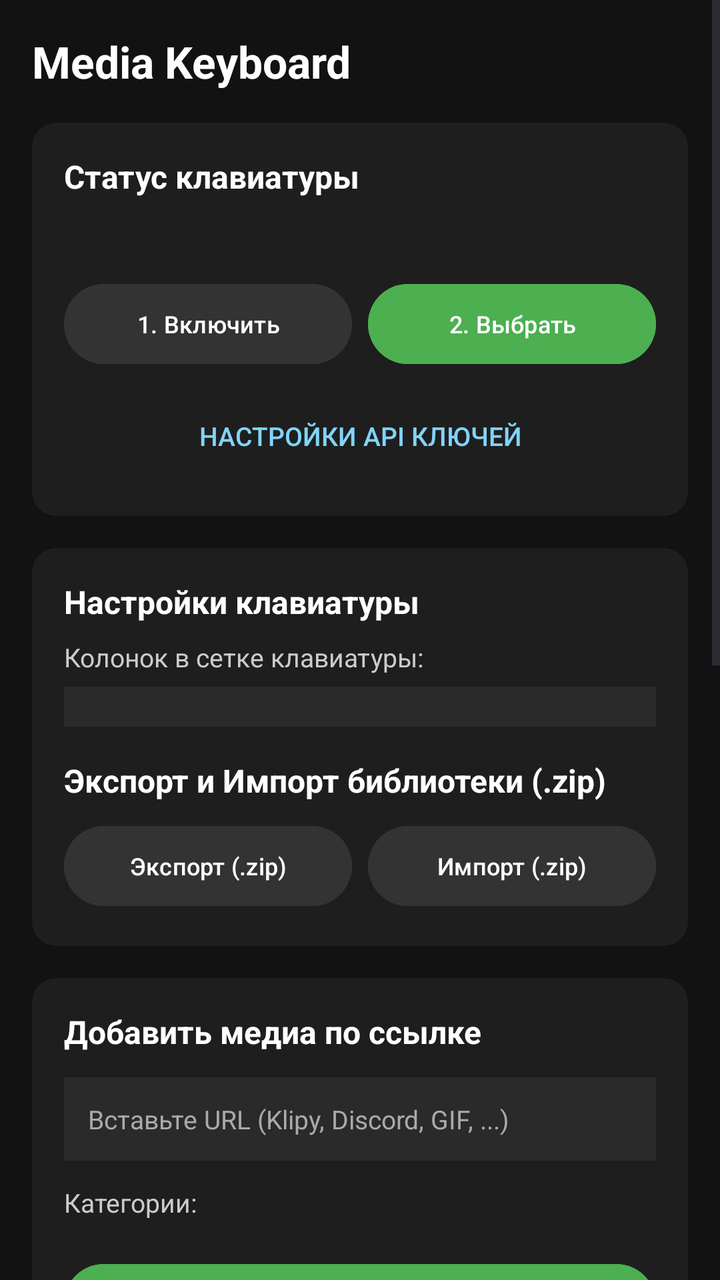
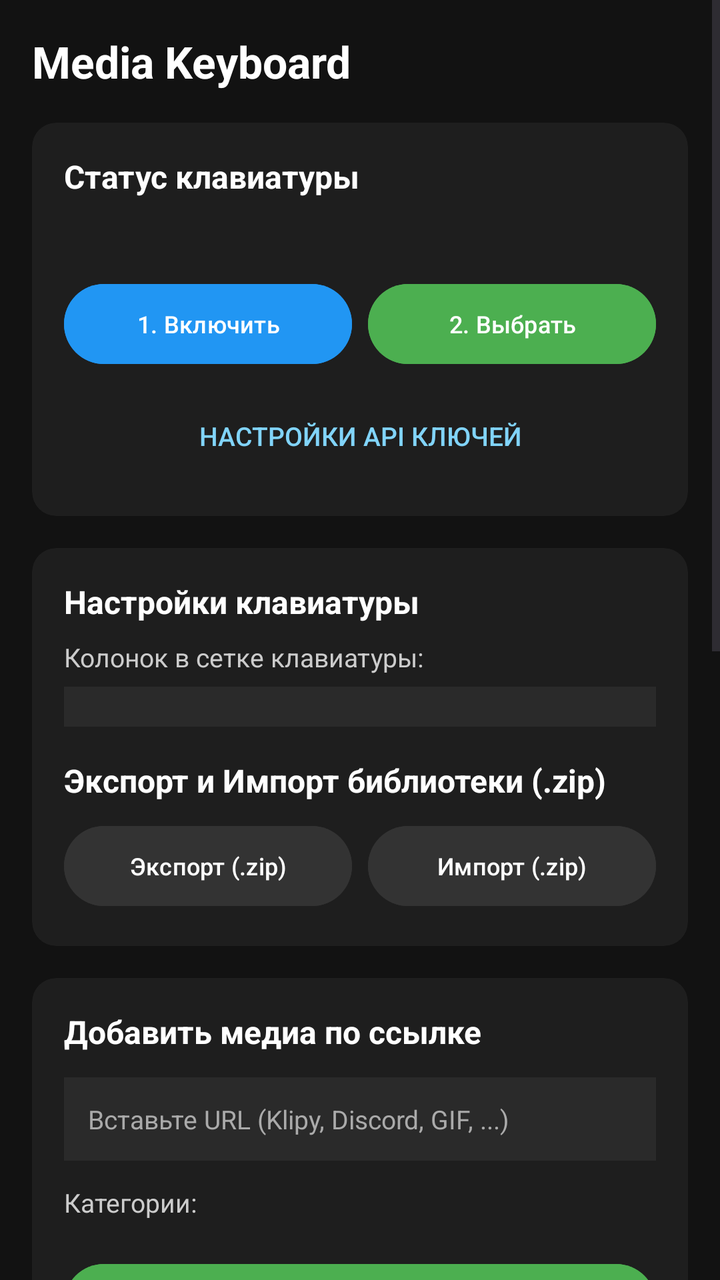

Two renders of the same Android screen: before a commit and after it. Below are the layout's source before the change and the commit's diff.
<!-- AndroidManifest.xml: application theme Theme.MediaKeyboard -->
<!-- res/layout/activity_main.xml -->
<?xml version="1.0" encoding="utf-8"?>
<ScrollView xmlns:android="http://schemas.android.com/apk/res/android"
    xmlns:app="http://schemas.android.com/apk/res-auto"
    android:layout_width="match_parent"
    android:layout_height="match_parent"
    android:background="#FF121212"
    android:fillViewport="true">

    <LinearLayout
        android:layout_width="match_parent"
        android:layout_height="wrap_content"
        android:orientation="vertical"
        android:padding="16dp">

        
        <TextView
            android:layout_width="wrap_content"
            android:layout_height="wrap_content"
            android:text="Media Keyboard"
            android:textColor="#FFFFFFFF"
            android:textSize="22sp"
            android:textStyle="bold"
            android:layout_marginBottom="16dp" />

        
        <com.google.android.material.card.MaterialCardView
            android:layout_width="match_parent"
            android:layout_height="wrap_content"
            android:layout_marginBottom="16dp"
            app:cardBackgroundColor="#FF1E1E1E"
            app:cardCornerRadius="12dp"
            app:strokeWidth="0dp">

            <LinearLayout
                android:layout_width="match_parent"
                android:layout_height="wrap_content"
                android:orientation="vertical"
                android:padding="16dp">

                <TextView
                    android:layout_width="wrap_content"
                    android:layout_height="wrap_content"
                    android:text="Статус клавиатуры"
                    android:textColor="#FFFFFFFF"
                    android:textSize="16sp"
                    android:textStyle="bold"
                    android:layout_marginBottom="8dp" />

                <TextView
                    android:id="@+id/statusText"
                    android:layout_width="wrap_content"
                    android:layout_height="wrap_content"
                    android:textColor="#FFCCCCCC"
                    android:textSize="14sp"
                    android:layout_marginBottom="12dp" />

                <LinearLayout
                    android:layout_width="match_parent"
                    android:layout_height="wrap_content"
                    android:orientation="horizontal">

                    <Button
                        android:id="@+id/btnEnable"
                        android:layout_width="0dp"
                        android:layout_height="wrap_content"
                        android:layout_weight="1"
                        android:text="1. Включить"
                        android:textSize="12sp"
                        android:backgroundTint="#FF333333" />

                    <Button
                        android:id="@+id/btnPick"
                        android:layout_width="0dp"
                        android:layout_height="wrap_content"
                        android:layout_weight="1"
                        android:layout_marginStart="8dp"
                        android:text="2. Выбрать"
                        android:textSize="12sp"
                        android:backgroundTint="#FF4CAF50" />
                </LinearLayout>

                <Button
                    android:id="@+id/btnOpenSettings"
                    style="?android:attr/borderlessButtonStyle"
                    android:layout_width="match_parent"
                    android:layout_height="wrap_content"
                    android:layout_marginTop="8dp"
                    android:text="Настройки API ключей"
                    android:textColor="#FF81D4FA"
                    android:textSize="13sp" />

            </LinearLayout>
        </com.google.android.material.card.MaterialCardView>

        
        <com.google.android.material.card.MaterialCardView
            android:layout_width="match_parent"
            android:layout_height="wrap_content"
            android:layout_marginBottom="16dp"
            app:cardBackgroundColor="#FF1E1E1E"
            app:cardCornerRadius="12dp"
            app:strokeWidth="0dp">

            <LinearLayout
                android:layout_width="match_parent"
                android:layout_height="wrap_content"
                android:orientation="vertical"
                android:padding="16dp">

                <TextView
                    android:layout_width="wrap_content"
                    android:layout_height="wrap_content"
                    android:text="Настройки клавиатуры"
                    android:textColor="#FFFFFFFF"
                    android:textSize="16sp"
                    android:textStyle="bold"
                    android:layout_marginBottom="8dp" />

                <TextView
                    android:layout_width="wrap_content"
                    android:layout_height="wrap_content"
                    android:text="Колонок в сетке клавиатуры:"
                    android:textColor="#FFCCCCCC"
                    android:textSize="13sp"
                    android:layout_marginBottom="6dp" />

                <Spinner
                    android:id="@+id/spinnerColumns"
                    android:layout_width="match_parent"
                    android:layout_height="wrap_content"
                    android:background="#FF2A2A2A"
                    android:padding="10dp"
                    android:layout_marginBottom="16dp" />

                <TextView
                    android:layout_width="wrap_content"
                    android:layout_height="wrap_content"
                    android:text="Экспорт и Импорт библиотеки (.zip)"
                    android:textColor="#FFFFFFFF"
                    android:textSize="16sp"
                    android:textStyle="bold"
                    android:layout_marginBottom="8dp" />

                <LinearLayout
                    android:layout_width="match_parent"
                    android:layout_height="wrap_content"
                    android:orientation="horizontal">

                    <Button
                        android:id="@+id/btnExportLibrary"
                        android:layout_width="0dp"
                        android:layout_height="wrap_content"
                        android:layout_weight="1"
                        android:text="Экспорт (.zip)"
                        android:textSize="12sp"
                        android:backgroundTint="#FF333333" />

                    <Button
                        android:id="@+id/btnImportLibrary"
                        android:layout_width="0dp"
                        android:layout_height="wrap_content"
                        android:layout_weight="1"
                        android:layout_marginStart="8dp"
                        android:text="Импорт (.zip)"
                        android:textSize="12sp"
                        android:backgroundTint="#FF333333" />
                </LinearLayout>

            </LinearLayout>
        </com.google.android.material.card.MaterialCardView>

        
        <com.google.android.material.card.MaterialCardView
            android:layout_width="match_parent"
            android:layout_height="wrap_content"
            android:layout_marginBottom="16dp"
            app:cardBackgroundColor="#FF1E1E1E"
            app:cardCornerRadius="12dp"
            app:strokeWidth="0dp">

            <LinearLayout
                android:layout_width="match_parent"
                android:layout_height="wrap_content"
                android:orientation="vertical"
                android:padding="16dp">

                <TextView
                    android:layout_width="wrap_content"
                    android:layout_height="wrap_content"
                    android:text="Добавить медиа по ссылке"
                    android:textColor="#FFFFFFFF"
                    android:textSize="16sp"
                    android:textStyle="bold"
                    android:layout_marginBottom="12dp" />

                <EditText
                    android:id="@+id/inputMainUrl"
                    android:layout_width="match_parent"
                    android:layout_height="wrap_content"
                    android:hint="Вставьте URL (Klipy, Discord, GIF, ...)"
                    android:textColorHint="#FFAAAAAA"
                    android:textColor="#FFFFFFFF"
                    android:background="#FF2A2A2A"
                    android:padding="12dp"
                    android:textSize="13sp"
                    android:inputType="textUri" />

                <TextView
                    android:layout_width="wrap_content"
                    android:layout_height="wrap_content"
                    android:text="Категории:"
                    android:textColor="#FFCCCCCC"
                    android:textSize="13sp"
                    android:layout_marginTop="12dp"
                    android:layout_marginBottom="6dp" />

                <LinearLayout
                    android:id="@+id/mainCategoriesContainer"
                    android:layout_width="match_parent"
                    android:layout_height="wrap_content"
                    android:orientation="vertical" />

                <Button
                    android:id="@+id/btnAddMainMedia"
                    android:layout_width="match_parent"
                    android:layout_height="wrap_content"
                    android:layout_marginTop="12dp"
                    android:text="Сохранить в медиатеку"
                    android:backgroundTint="#FF4CAF50"
                    android:textColor="#FFFFFFFF" />

            </LinearLayout>
        </com.google.android.material.card.MaterialCardView>

        
        <com.google.android.material.card.MaterialCardView
            android:layout_width="match_parent"
            android:layout_height="wrap_content"
            android:layout_marginBottom="16dp"
            app:cardBackgroundColor="#FF1E1E1E"
            app:cardCornerRadius="12dp"
            app:strokeWidth="0dp">

            <LinearLayout
                android:layout_width="match_parent"
                android:layout_height="wrap_content"
                android:orientation="vertical"
                android:padding="16dp">

                <TextView
                    android:layout_width="wrap_content"
                    android:layout_height="wrap_content"
                    android:text="Категории"
                    android:textColor="#FFFFFFFF"
                    android:textSize="16sp"
                    android:textStyle="bold"
                    android:layout_marginBottom="12dp" />

                <LinearLayout
                    android:layout_width="match_parent"
                    android:layout_height="wrap_content"
                    android:orientation="horizontal">

                    <EditText
                        android:id="@+id/inputMainCategoryName"
                        android:layout_width="0dp"
                        android:layout_height="wrap_content"
                        android:layout_weight="1"
                        android:hint="Имя новой категории"
                        android:textColorHint="#FFAAAAAA"
                        android:textColor="#FFFFFFFF"
                        android:background="#FF2A2A2A"
                        android:padding="12dp"
                        android:textSize="13sp"
                        android:inputType="textCapWords" />

                    <Button
                        android:id="@+id/btnAddMainCategory"
                        android:layout_width="wrap_content"
                        android:layout_height="wrap_content"
                        android:layout_marginStart="8dp"
                        android:text="Создать"
                        android:backgroundTint="#FF333333" />
                </LinearLayout>

                <LinearLayout
                    android:id="@+id/mainCategoryListContainer"
                    android:layout_width="match_parent"
                    android:layout_height="wrap_content"
                    android:orientation="vertical"
                    android:layout_marginTop="12dp" />

            </LinearLayout>
        </com.google.android.material.card.MaterialCardView>

        
        <com.google.android.material.card.MaterialCardView
            android:layout_width="match_parent"
            android:layout_height="wrap_content"
            app:cardBackgroundColor="#FF1E1E1E"
            app:cardCornerRadius="12dp"
            app:strokeWidth="0dp">

            <LinearLayout
                android:layout_width="match_parent"
                android:layout_height="wrap_content"
                android:orientation="vertical"
                android:padding="16dp">

                <TextView
                    android:layout_width="wrap_content"
                    android:layout_height="wrap_content"
                    android:text="Сохраненная медиатека"
                    android:textColor="#FFFFFFFF"
                    android:textSize="16sp"
                    android:textStyle="bold"
                    android:layout_marginBottom="12dp" />

                <androidx.recyclerview.widget.RecyclerView
                    android:id="@+id/mainMediaGrid"
                    android:layout_width="match_parent"
                    android:layout_height="300dp" />

            </LinearLayout>
        </com.google.android.material.card.MaterialCardView>

    </LinearLayout>
</ScrollView>
<!-- resources referenced by this layout -->
<resources>
  <style name="Theme.MediaKeyboard" parent="Base.Theme.MediaKeyboard" />
  <style name="Base.Theme.MediaKeyboard" parent="Theme.Material3.DayNight.NoActionBar">
          
          
      </style>
</resources>

<!-- the commit's change to res/layout/activity_main.xml (unified diff, before → after) -->
@@ -66,7 +66,8 @@
                         android:layout_weight="1"
                         android:text="1. Включить"
                         android:textSize="12sp"
-                        android:backgroundTint="#FF333333" />
+                        android:backgroundTint="#FF2196F3"
+                        android:textColor="#FFFFFFFF" />
 
                     <Button
                         android:id="@+id/btnPick"
@@ -307,14 +308,31 @@
                 android:orientation="vertical"
                 android:padding="16dp">
 
-                <TextView
-                    android:layout_width="wrap_content"
-                    android:layout_height="wrap_content"
-                    android:text="Сохраненная медиатека"
-                    android:textColor="#FFFFFFFF"
-                    android:textSize="16sp"
-                    android:textStyle="bold"
-                    android:layout_marginBottom="12dp" />
+                <LinearLayout
+                    android:layout_width="match_parent"
+                    android:layout_height="wrap_content"
+                    android:orientation="horizontal"
+                    android:gravity="center_vertical"
+                    android:layout_marginBottom="12dp">
+
+                    <TextView
+                        android:layout_width="0dp"
+                        android:layout_height="wrap_content"
+                        android:layout_weight="1"
+                        android:text="Сохраненная медиатека"
+                        android:textColor="#FFFFFFFF"
+                        android:textSize="16sp"
+                        android:textStyle="bold" />
+
+                    <Button
+                        android:id="@+id/btnClearAllMedia"
+                        style="?android:attr/borderlessButtonStyle"
+                        android:layout_width="wrap_content"
+                        android:layout_height="wrap_content"
+                        android:text="Очистить всё"
+                        android:textColor="#FFFF5252"
+                        android:textSize="12sp" />
+                </LinearLayout>
 
                 <androidx.recyclerview.widget.RecyclerView
                     android:id="@+id/mainMediaGrid"
